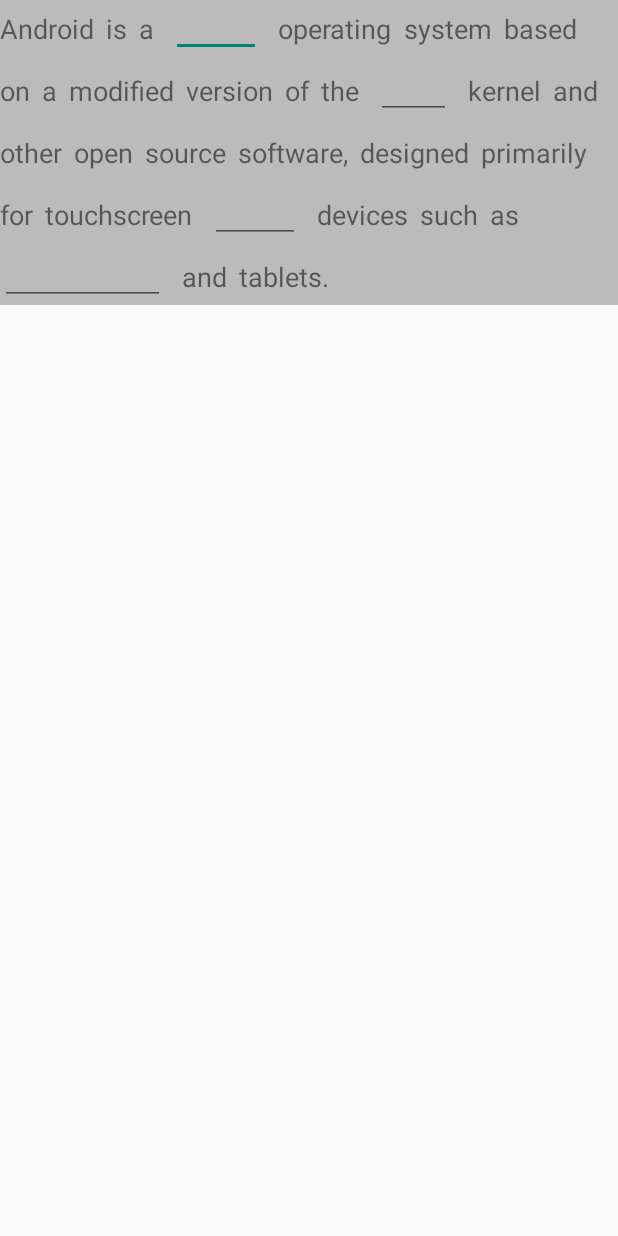
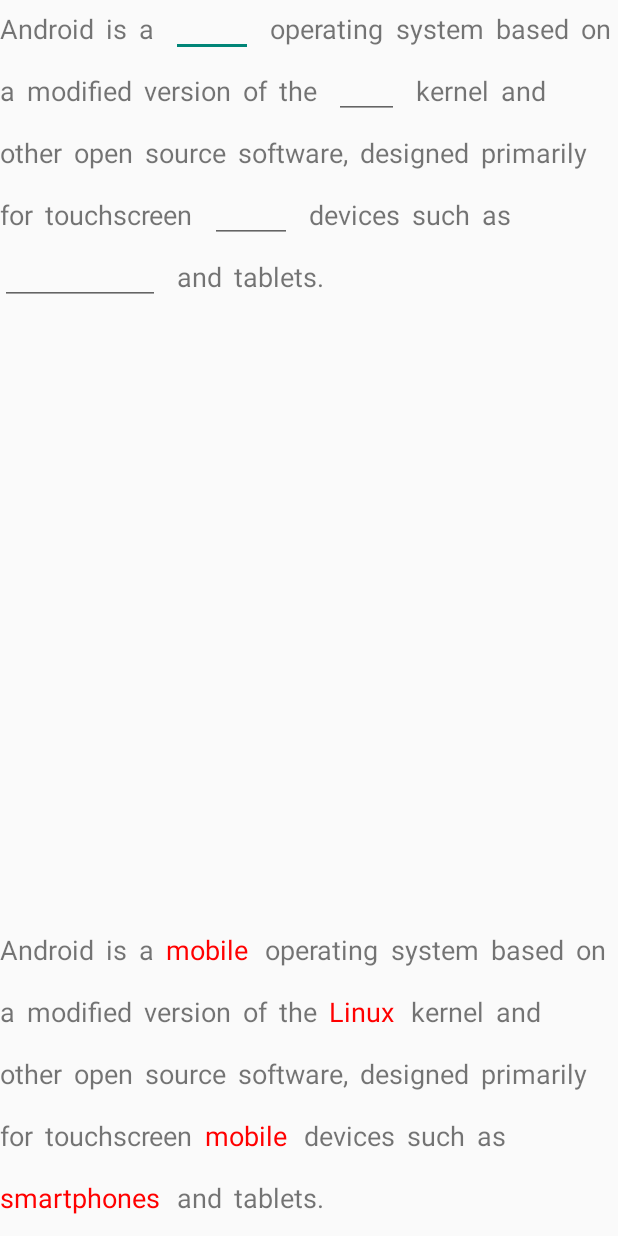
Before and after one commit to yibulaxi/DevNotes, an Android app: the screen it shows after launch (WordActivity), on a phone screen of 412 x 824 dp. Run offline under Robolectric (Android 15) with nearby library versions, the phone set to English and light mode, and no system bars.

Commit message:
3. 完成了主要功能，还剩下几个小问题

```diff
--- a/app/src/main/java/cn/kk/customview/WordActivity.kt
+++ b/app/src/main/java/cn/kk/customview/WordActivity.kt
@@ -26,6 +26,8 @@ class WordActivity : AppCompatActivity(), InputView.OnSpellFinishListener {
         inputView.inflateSentence(MyData.SENTENCES)
         inputView.mOnSpellFinishListener = this
 
+        flowLayout.addData(MyData.SENTENCES)
+
     }
 
     override fun onSuccess() {
--- a/app/src/main/java/cn/kk/customview/widget/FlowLayout.java
+++ b/app/src/main/java/cn/kk/customview/widget/FlowLayout.java
@@ -2,6 +2,7 @@ package cn.kk.customview.widget;
 
 import android.content.Context;
 import android.content.res.TypedArray;
+import android.graphics.Color;
 import android.text.Editable;
 import android.text.TextWatcher;
 import android.util.AttributeSet;
@@ -18,7 +19,7 @@ import cn.kk.customview.utils.ParseSentenceUtil;
 /**
  * FlowLayout is much more like a {@link android.widget.LinearLayout}, but it can automatically
  * separate the widgets wrapped in it into multiple lines just like the water flow.
- *
+ * <p>
  * Inspired by {@see http://hzqtc.github.io/2013/12/android-custom-layout-flowlayout.html}
  *
  * @author liangfeizc {@see http://www.liangfeizc.com}
@@ -136,7 +137,7 @@ public class FlowLayout extends ViewGroup {
         }
     }
 
-    public void addData(String data){
+    public void addData(String data) {
 
         // 解析句子
 
@@ -148,14 +149,18 @@ public class FlowLayout extends ViewGroup {
         }
 
         for (Word word : wordList) {
-            if (word.isWord()){
-
+            if (word.isWord()) {
+                createWordView(word.getSpellPart());
             } else {
                 createNormalView(word.getNormalPart());
             }
         }
 
-        for (String word : data.split(" ")) {
+    }
+
+
+    private void createNormalView(String normalPart) {
+        for (String word : normalPart.split(" ")) {
             TextView wordView = new TextView(getContext());
             wordView.setText(word + " ");
             wordView.setTextSize(18);
@@ -164,14 +169,18 @@ public class FlowLayout extends ViewGroup {
         }
     }
 
-    private void createNormalView(String normalPart) {
-        for (String word : normalPart.split(" ")) {
-
-        }
+    private void createWordView(String word) {
+        TextView wordView = new TextView(getContext());
+        wordView.setText(word);
+        wordView.setTextSize(18);
+        wordView.setTextColor(Color.RED);
+        wordView.setHeight(dp2px(38));
+        addView(wordView);
     }
 
 
-    private int dp2px(int dp){
+
+    private int dp2px(int dp) {
         return (int) (dp * getResources().getDisplayMetrics().density);
     }
 }
--- a/app/src/main/java/cn/kk/customview/widget/InputView.kt
+++ b/app/src/main/java/cn/kk/customview/widget/InputView.kt
@@ -36,6 +36,7 @@ val COLOR_NORMAL = Color.parseColor("#232323")
 
 val DEFAULT_HORIZONTAL_SPACING = 5
 val DEFAULT_VERTICAL_SPACING = 5
+val DEFAULT_WORD_SPACE_MAX_WIDTH_TIMES = 2 // 挖空单词填空的最大宽度相对于最小宽度的倍数
 
 class InputView(context: Context?, attrs: AttributeSet?) : ViewGroup(context, attrs) {
 
@@ -152,8 +153,11 @@ class InputView(context: Context?, attrs: AttributeSet?) : ViewGroup(context, at
 
         val et = EditText(context)
         et.height = dp2px(38)
-        et.textSize = 15f
-        et.minWidth = (et.paint.measureText("_") * 1.5f * word.length).toInt()
+        et.textSize = 18f
+
+        // 限制最大和最小宽度(最小宽度就是单词的长度)
+        et.minWidth = (et.paint.measureText(word)).toInt()
+        et.maxWidth = et.minWidth * DEFAULT_WORD_SPACE_MAX_WIDTH_TIMES
         et.gravity = Gravity.BOTTOM
         et.addTextChangedListener(mTextWatcher)
         et.onFocusChangeListener = mFocusChangeListener
--- a/app/src/main/res/layout/activity_word.xml
+++ b/app/src/main/res/layout/activity_word.xml
@@ -5,7 +5,6 @@
     android:layout_height="match_parent">
 
     <cn.kk.customview.widget.InputView
-        android:background="@color/grey_b"
         android:id="@+id/inputView"
         android:layout_width="match_parent"
         android:layout_height="wrap_content"
@@ -17,5 +16,12 @@
         app:layout_constraintVertical_bias="0.0" />
 
 
+    <cn.kk.customview.widget.FlowLayout
+        android:id="@+id/flowLayout"
+        app:layout_constraintLeft_toLeftOf="parent"
+        app:layout_constraintRight_toRightOf="parent"
+        app:layout_constraintBottom_toBottomOf="parent"
+        android:layout_width="match_parent"
+        android:layout_height="wrap_content"/>
 
 </androidx.constraintlayout.widget.ConstraintLayout>
```
Also changed, not shown: build.gradle (line endings or trailing spaces), gradle/wrapper/gradle-wrapper.properties, 3 other files.
